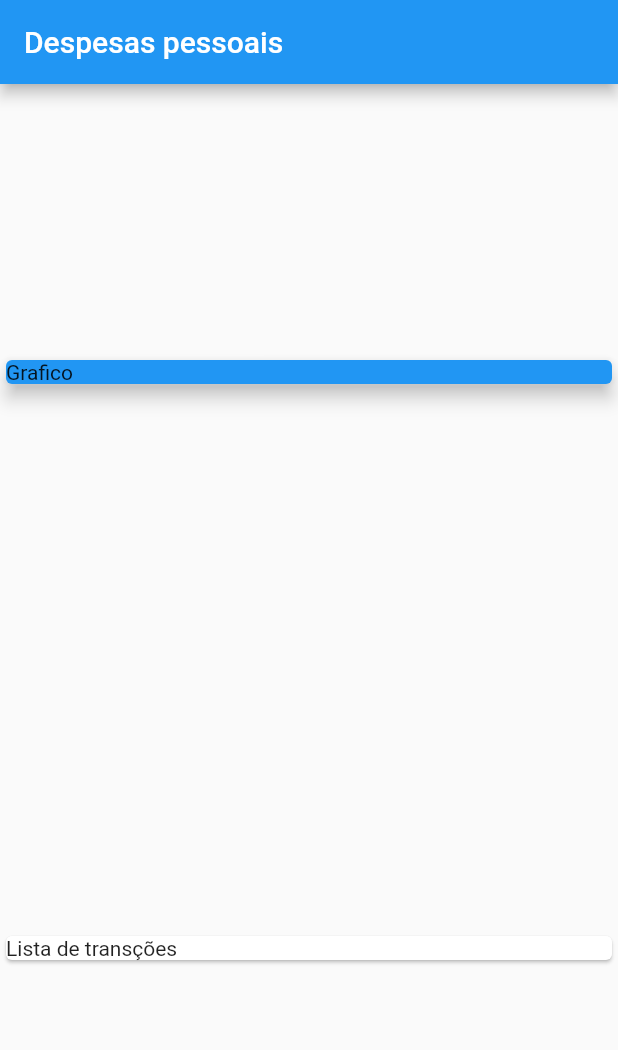
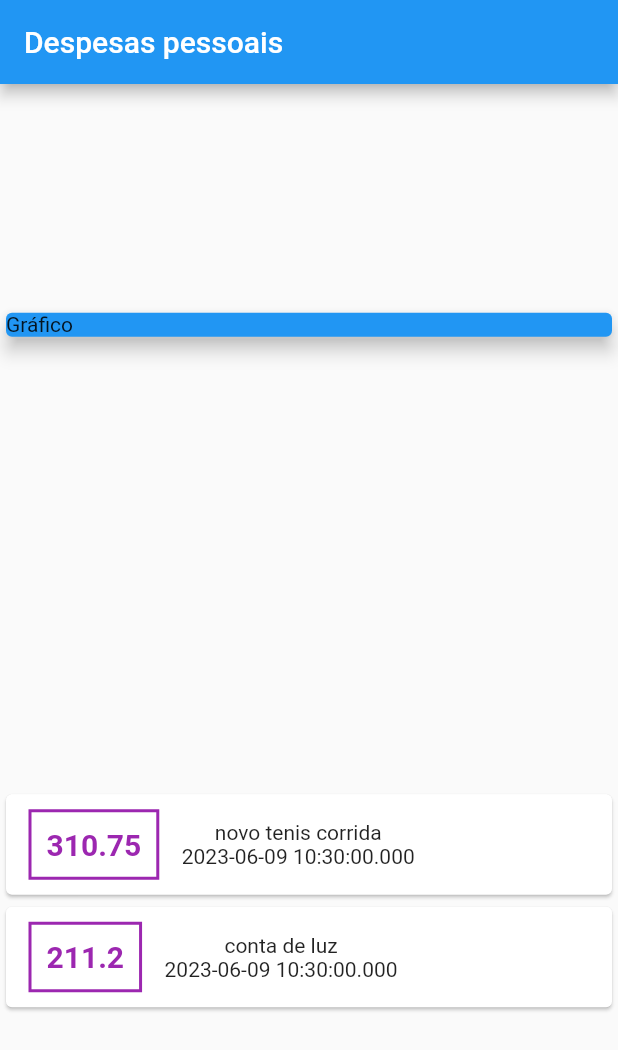
Before and after one commit to markleymsm/expenses, a Flutter app: the screen it shows after launch, on a phone screen of 412 x 824 dp. Shown: the top 1050 px of the screen. Run offline on Flutter 3.47's test engine with Material 2 defaults, Android fonts, the phone set to English and light mode, and no system bars.

Commit message:
Ajuste para estilos diferentes

```diff
--- a/lib/main.dart
+++ b/lib/main.dart
@@ -1,20 +1,36 @@
+import 'package:expenses/models/transaction.dart';
 import 'package:flutter/material.dart';
 
 main() => runApp(const ExpensesApp());
 
 class ExpensesApp extends StatelessWidget {
-  const ExpensesApp({super.key});
+  const ExpensesApp({Key? key}) : super(key: key);
 
   @override
   Widget build(BuildContext context) {
-    return const MaterialApp(
+    return MaterialApp(
       home: MyHomePage(),
     );
   }
 }
 
 class MyHomePage extends StatelessWidget {
-  const MyHomePage({super.key});
+  MyHomePage({Key? key}) : super(key: key);
+
+  final _transactions = [
+    Transaction(
+      id: 't1',
+      title: 'novo tenis corrida',
+      value: 310.75,
+      date: DateTime.now(),
+    ),
+    Transaction(
+      id: 't2',
+      title: 'conta de luz',
+      value: 211.20,
+      date: DateTime.now(),
+    ),
+  ];
 
   @override
   Widget build(BuildContext context) {
@@ -24,15 +40,48 @@ class MyHomePage extends StatelessWidget {
           mainAxisAlignment: MainAxisAlignment.spaceAround,
           crossAxisAlignment: CrossAxisAlignment.stretch,
           children: <Widget>[
-            Container(
+            const SizedBox(
               child: Card(
                 color: Colors.blue,
-                child: Text('Grafico'),
                 elevation: 5,
+                child: Text('Gráfico'),
               ),
             ),
-            Card(
-              child: Text('Lista de transções'),
+            Column(
+              children: _transactions.map((tr) {
+                return Card(
+                  child: Row(
+                    children: <Widget>[
+                      Container(
+                        margin: const EdgeInsets.symmetric(
+                          horizontal: 15,
+                          vertical: 10,
+                        ),
+                        decoration: BoxDecoration(
+                            border: Border.all(
+                          color: Colors.purple,
+                          width: 2,
+                        )),
+                        padding: const EdgeInsets.all(10),
+                        child: Text(
+                          tr.value.toString(),
+                          style: const TextStyle(
+                            fontWeight: FontWeight.bold,
+                            fontSize: 20,
+                            color: Colors.purple,
+                          ),
+                        ),
+                      ),
+                      Column(
+                        children: <Widget>[
+                          Text(tr.title),
+                          Text(tr.date.toString()),
+                        ],
+                      )
+                    ],
+                  ),
+                );
+              }).toList(),
             )
           ],
         ));
--- /dev/null
+++ b/lib/models/transaction.dart
@@ -0,0 +1,13 @@
+class Transaction {
+  final String id;
+  final String title;
+  final double value;
+  final DateTime date;
+
+  Transaction({
+    required this.id,
+    required this.title,
+    required this.value,
+    required this.date,
+  });
+}
```
